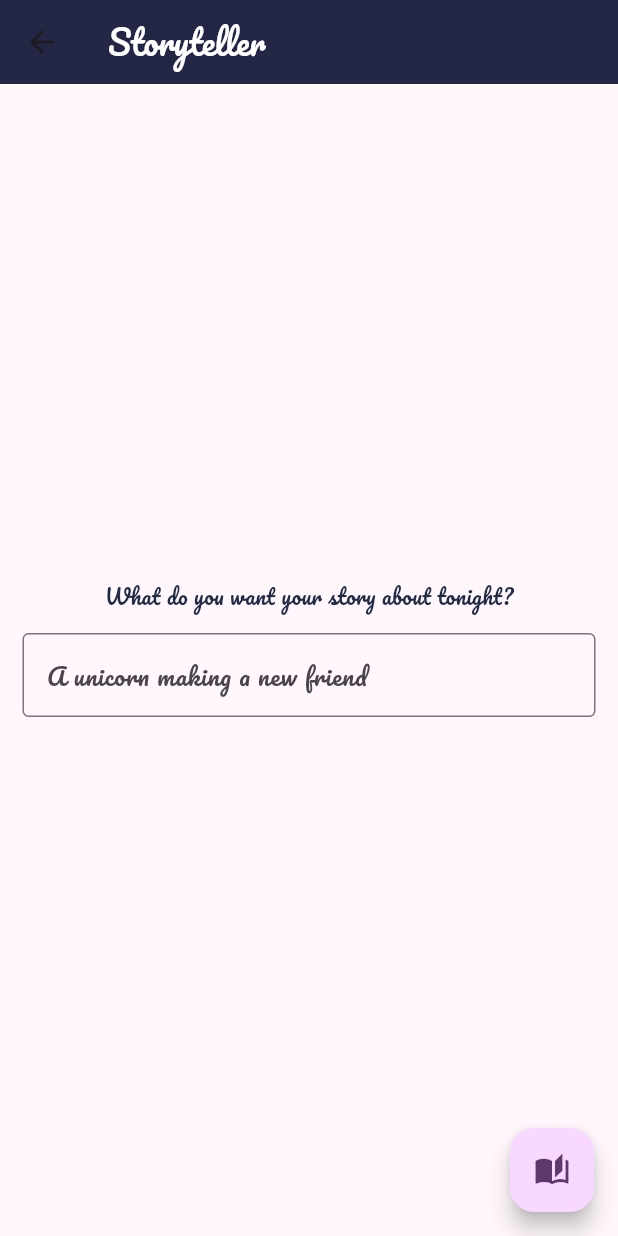
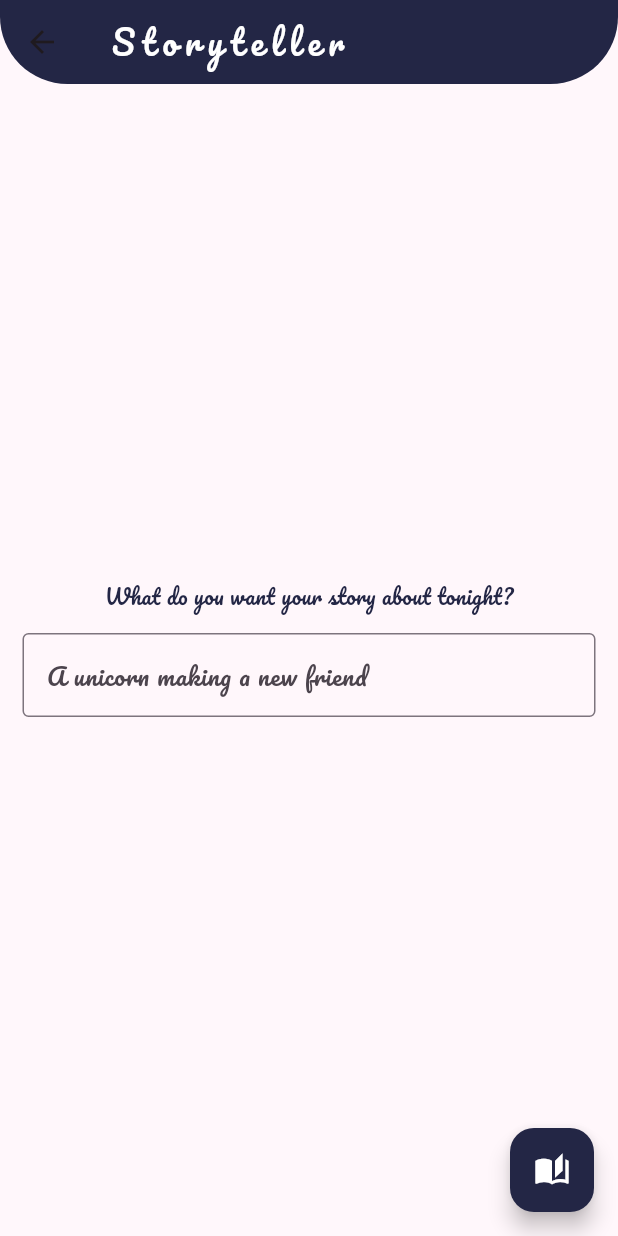
Before and after one commit to bardux/gtp-capstone, a Flutter app: the HomeScreen screen opened directly, on a phone screen of 412 x 824 dp. Run offline on Flutter 3.47's test engine with Material 3 defaults, Android fonts, the phone set to English and light mode, and no system bars; our stand-ins replace flutter_dotenv, google_fonts, loading_animation_widget.

```diff
--- a/lib/constants/app_theme.dart
+++ b/lib/constants/app_theme.dart
@@ -1,16 +1,17 @@
 import 'package:flutter/material.dart';
 import 'package:google_fonts/google_fonts.dart';
 
+const primaryColor = Color(0xFF232645);
+const secondaryColor = Color(0xFFD0DCF2);
+
 TextStyle textStyle = GoogleFonts.pacifico(
-  color: const Color(0xFF222B45),
+  color: primaryColor,
 );
 
 const double defaultPadding = 15;
 const double defaultBorderRadius = 15;
 const double defaultElevation = 8;
 const Duration defaultAnimationDuration = Duration(milliseconds: 200);
-
-const primaryColor = Color(0xFF232645);
 
 ThemeData appTheme = ThemeData(
   primaryColor: primaryColor,
@@ -32,6 +33,19 @@ ThemeData appTheme = ThemeData(
       backgroundColor: primaryColor,
     ),
   ),
+  floatingActionButtonTheme: const FloatingActionButtonThemeData(
+    backgroundColor: primaryColor,
+    foregroundColor: Colors.white,
+  ),
+  textButtonTheme: TextButtonThemeData(
+    style: TextButton.styleFrom(textStyle: GoogleFonts.pacifico()),
+  ),
+  dialogTheme: DialogTheme(
+      titleTextStyle: GoogleFonts.pacifico(
+    color: primaryColor,
+    fontWeight: FontWeight.w600,
+    fontSize: 18,
+  )),
   visualDensity: VisualDensity.adaptivePlatformDensity,
   useMaterial3: true,
 );
--- /dev/null
+++ b/lib/models/moderation.dart
@@ -0,0 +1,23 @@
+import 'package:storyteller/models/moderation_results.dart';
+
+class Moderation {
+  final String id;
+  final String model;
+  final ModerationResults results;
+
+  const Moderation({
+    required this.id,
+    required this.model,
+    required this.results,
+  });
+
+  factory Moderation.fromJSON(Map<String, dynamic> json) {
+    var results = json['results'] as List;
+
+    return Moderation(
+      id: json['id'] as String,
+      model: json['model'] as String,
+      results: ModerationResults.fromJSON(results[0]),
+    );
+  }
+}
--- /dev/null
+++ b/lib/widgets/app_bar.dart
@@ -0,0 +1,28 @@
+import 'package:flutter/material.dart';
+import 'package:storyteller/constants/app_theme.dart';
+
+class CustomAppBar extends StatelessWidget implements PreferredSizeWidget {
+  const CustomAppBar({super.key});
+
+  @override
+  Size get preferredSize => const Size.fromHeight(kToolbarHeight);
+
+  @override
+  Widget build(BuildContext context) {
+    return AppBar(
+      backgroundColor: Theme.of(context).primaryColor,
+      title: Text(
+        'Storyteller',
+        style: Theme.of(context).textTheme.titleLarge!.copyWith(
+              color: Theme.of(context).colorScheme.onSecondary,
+              letterSpacing: 5,
+            ),
+      ),
+      shape: const RoundedRectangleBorder(
+        borderRadius: BorderRadius.vertical(
+          bottom: Radius.circular(defaultBorderRadius * 3),
+        ),
+      ),
+    );
+  }
+}
--- /dev/null
+++ b/lib/widgets/loading_overlay.dart
@@ -0,0 +1,43 @@
+import 'package:flutter/material.dart';
+import 'package:loading_animation_widget/loading_animation_widget.dart';
+import 'package:storyteller/constants/app_theme.dart';
+
+class LoadingOverlay extends StatefulWidget {
+  const LoadingOverlay({
+    super.key,
+    required this.child,
+    required this.isLoading,
+  });
+
+  final Widget child;
+  final bool isLoading;
+
+  @override
+  State<LoadingOverlay> createState() => _LoadingOverlayState();
+}
+
+class _LoadingOverlayState extends State<LoadingOverlay> {
+  @override
+  Widget build(BuildContext context) {
+    return Stack(
+      children: [
+        widget.child,
+        if (widget.isLoading)
+          const Opacity(
+            opacity: 0.8,
+            child: ModalBarrier(
+              dismissible: false,
+              color: Colors.black,
+            ),
+          ),
+        if (widget.isLoading)
+          Center(
+            child: LoadingAnimationWidget.dotsTriangle(
+              color: secondaryColor,
+              size: 150,
+            ),
+          ),
+      ],
+    );
+  }
+}
--- a/pubspec.yaml
+++ b/pubspec.yaml
@@ -37,6 +37,8 @@ dependencies:
   cupertino_icons: ^1.0.2
   flutter_dotenv: ^5.1.0
   google_fonts: ^6.1.0
+  http: ^1.1.2
+  loading_animation_widget: ^1.2.0+4
 
 dev_dependencies:
   flutter_test:
```
Also changed, not shown: lib/models/moderation_results.dart (added, +39 -0 lines), lib/screens/home_screen.dart (+56 -20 lines), lib/screens/story/story_screen.dart (added, +16 -0 lines), lib/services/openai_service.dart (added, +51 -0 lines), pubspec.lock.
